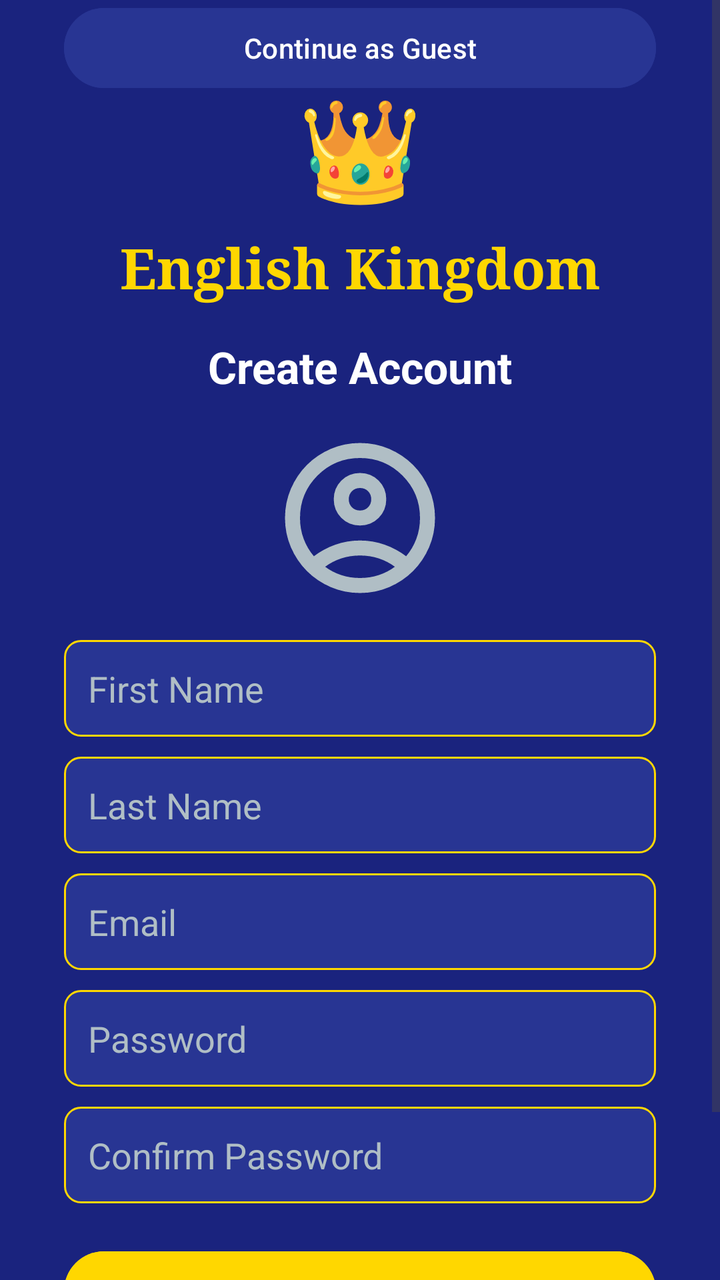
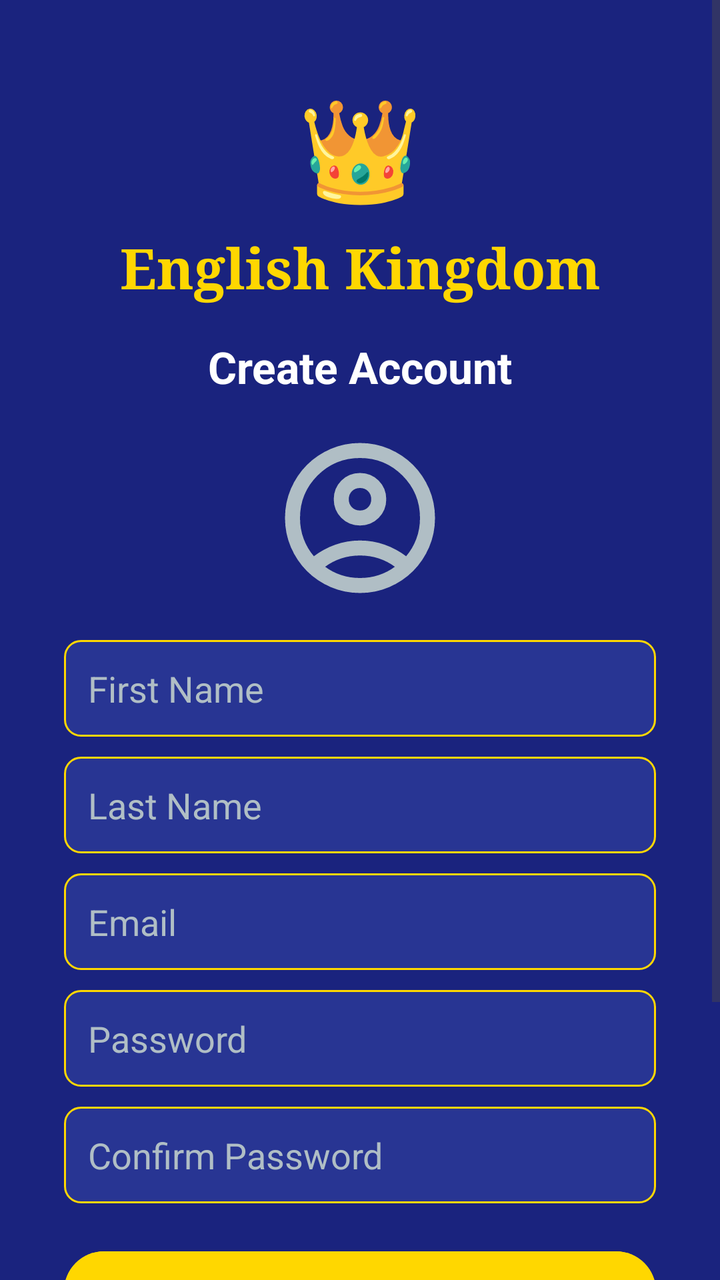

Compare the two renders of this Android layout. The source of the first and the diff that turns it into the second are given below.
<!-- AndroidManifest.xml: application theme Theme.EnglishKingdom -->
<!-- res/layout/activity_register.xml -->
<?xml version="1.0" encoding="utf-8"?>
<ScrollView
    xmlns:android="http://schemas.android.com/apk/res/android"
    xmlns:app="http://schemas.android.com/apk/res-auto"
    xmlns:tools="http://schemas.android.com/tools"
    android:layout_width="match_parent"
    android:layout_height="match_parent"
    android:background="#1A237E">

    <androidx.constraintlayout.widget.ConstraintLayout
        android:layout_width="match_parent"
        android:layout_height="wrap_content"
        android:paddingBottom="32dp">

        
        <TextView
            android:id="@+id/tvCrown"
            android:layout_width="wrap_content"
            android:layout_height="wrap_content"
            android:text="👑"
            android:textSize="50sp"
            app:layout_constraintTop_toTopOf="parent"
            app:layout_constraintStart_toStartOf="parent"
            app:layout_constraintEnd_toEndOf="parent"
            android:layout_marginTop="40dp" />

        
        <TextView
            android:id="@+id/tvAppName"
            android:layout_width="wrap_content"
            android:layout_height="wrap_content"
            android:text="English Kingdom"
            android:textSize="28sp"
            android:textStyle="bold"
            android:textColor="#FFD700"
            android:fontFamily="serif"
            app:layout_constraintTop_toBottomOf="@id/tvCrown"
            app:layout_constraintStart_toStartOf="parent"
            app:layout_constraintEnd_toEndOf="parent"
            android:layout_marginTop="8dp" />

        
        <TextView
            android:id="@+id/tvRegisterTitle"
            android:layout_width="wrap_content"
            android:layout_height="wrap_content"
            android:text="Create Account"
            android:textSize="22sp"
            android:textColor="#FFFFFF"
            android:textStyle="bold"
            app:layout_constraintTop_toBottomOf="@id/tvAppName"
            app:layout_constraintStart_toStartOf="parent"
            app:layout_constraintEnd_toEndOf="parent"
            android:layout_marginTop="16dp" />

        
        <ImageView
            android:id="@+id/imgProfilePicture"
            android:layout_width="90dp"
            android:layout_height="90dp"
            android:src="@drawable/ic_default_avatar"
            android:scaleType="centerCrop"
            android:layout_marginTop="16dp"
            app:layout_constraintTop_toBottomOf="@id/tvRegisterTitle"
            app:layout_constraintStart_toStartOf="parent"
            app:layout_constraintEnd_toEndOf="parent" />

        
        <EditText
            android:id="@+id/etFirstName"
            android:layout_width="0dp"
            android:layout_height="wrap_content"
            android:hint="First Name"
            android:textColorHint="#B0BEC5"
            android:textColor="#FFFFFF"
            android:inputType="textPersonName"
            android:background="@drawable/input_background"
            android:padding="12dp"
            app:layout_constraintTop_toBottomOf="@id/imgProfilePicture"
            app:layout_constraintStart_toStartOf="parent"
            app:layout_constraintEnd_toEndOf="parent"
            android:layout_marginTop="16dp"
            android:layout_marginStart="32dp"
            android:layout_marginEnd="32dp" />

        
        <EditText
            android:id="@+id/etLastName"
            android:layout_width="0dp"
            android:layout_height="wrap_content"
            android:hint="Last Name"
            android:textColorHint="#B0BEC5"
            android:textColor="#FFFFFF"
            android:inputType="textPersonName"
            android:background="@drawable/input_background"
            android:padding="12dp"
            app:layout_constraintTop_toBottomOf="@id/etFirstName"
            app:layout_constraintStart_toStartOf="parent"
            app:layout_constraintEnd_toEndOf="parent"
            android:layout_marginTop="10dp"
            android:layout_marginStart="32dp"
            android:layout_marginEnd="32dp" />

        
        <EditText
            android:id="@+id/etEmail"
            android:layout_width="0dp"
            android:layout_height="wrap_content"
            android:hint="Email"
            android:textColorHint="#B0BEC5"
            android:textColor="#FFFFFF"
            android:inputType="textEmailAddress"
            android:background="@drawable/input_background"
            android:padding="12dp"
            app:layout_constraintTop_toBottomOf="@id/etLastName"
            app:layout_constraintStart_toStartOf="parent"
            app:layout_constraintEnd_toEndOf="parent"
            android:layout_marginTop="10dp"
            android:layout_marginStart="32dp"
            android:layout_marginEnd="32dp" />

        
        <EditText
            android:id="@+id/etPassword"
            android:layout_width="0dp"
            android:layout_height="wrap_content"
            android:hint="Password"
            android:textColorHint="#B0BEC5"
            android:textColor="#FFFFFF"
            android:inputType="textPassword"
            android:background="@drawable/input_background"
            android:padding="12dp"
            app:layout_constraintTop_toBottomOf="@id/etEmail"
            app:layout_constraintStart_toStartOf="parent"
            app:layout_constraintEnd_toEndOf="parent"
            android:layout_marginTop="10dp"
            android:layout_marginStart="32dp"
            android:layout_marginEnd="32dp" />

        
        <EditText
            android:id="@+id/etConfirmPassword"
            android:layout_width="0dp"
            android:layout_height="wrap_content"
            android:hint="Confirm Password"
            android:textColorHint="#B0BEC5"
            android:textColor="#FFFFFF"
            android:inputType="textPassword"
            android:background="@drawable/input_background"
            android:padding="12dp"
            app:layout_constraintTop_toBottomOf="@id/etPassword"
            app:layout_constraintStart_toStartOf="parent"
            app:layout_constraintEnd_toEndOf="parent"
            android:layout_marginTop="10dp"
            android:layout_marginStart="32dp"
            android:layout_marginEnd="32dp" />

        
        <Button
            android:id="@+id/btnRegister"
            android:layout_width="0dp"
            android:layout_height="wrap_content"
            android:text="Create Account"
            android:textColor="#1A237E"
            android:backgroundTint="#FFD700"
            android:textStyle="bold"
            android:textSize="16sp"
            app:layout_constraintTop_toBottomOf="@id/etConfirmPassword"
            app:layout_constraintStart_toStartOf="parent"
            app:layout_constraintEnd_toEndOf="parent"
            android:layout_marginTop="20dp"
            android:layout_marginStart="32dp"
            android:layout_marginEnd="32dp" />

        
        <TextView
            android:id="@+id/tvLogin"
            android:layout_width="wrap_content"
            android:layout_height="wrap_content"
            android:text="Already have an account? Login"
            android:textColor="#B0BEC5"
            android:textSize="14sp"
            app:layout_constraintTop_toBottomOf="@id/btnRegister"
            app:layout_constraintStart_toStartOf="parent"
            app:layout_constraintEnd_toEndOf="parent"
            android:layout_marginTop="16dp" />

        

        
        <Button
            android:id="@+id/btnGuest"
            android:layout_width="0dp"
            android:layout_height="wrap_content"
            android:layout_marginStart="32dp"
            android:layout_marginEnd="32dp"
            android:backgroundTint="#283593"
            android:text="Continue as Guest"
            android:textColor="#FFFFFF"
            android:textSize="14sp"
            app:layout_constraintEnd_toEndOf="parent"
            app:layout_constraintStart_toStartOf="parent"
            tools:layout_editor_absoluteY="742dp" />

    </androidx.constraintlayout.widget.ConstraintLayout>

</ScrollView>
<!-- resources referenced by this layout -->
<resources>
  <!-- drawable ic_default_avatar (drawable) -->
  <vector xmlns:android="http://schemas.android.com/apk/res/android" android:height="24dp" android:tint="#B0BEC5" android:viewportHeight="960" android:viewportWidth="960" android:width="24dp">
        
      <path android:fillColor="@android:color/white" android:pathData="M234,684Q285,645 348,622.5Q411,600 480,600Q549,600 612,622.5Q675,645 726,684Q761,643 780.5,591Q800,539 800,480Q800,347 706.5,253.5Q613,160 480,160Q347,160 253.5,253.5Q160,347 160,480Q160,539 179.5,591Q199,643 234,684ZM380.5,479.5Q340,439 340,380Q340,321 380.5,280.5Q421,240 480,240Q539,240 579.5,280.5Q620,321 620,380Q620,439 579.5,479.5Q539,520 480,520Q421,520 380.5,479.5ZM480,880Q397,880 324,848.5Q251,817 197,763Q143,709 111.5,636Q80,563 80,480Q80,397 111.5,324Q143,251 197,197Q251,143 324,111.5Q397,80 480,80Q563,80 636,111.5Q709,143 763,197Q817,251 848.5,324Q880,397 880,480Q880,563 848.5,636Q817,709 763,763Q709,817 636,848.5Q563,880 480,880ZM580,784.5Q627,769 666,740Q627,711 580,695.5Q533,680 480,680Q427,680 380,695.5Q333,711 294,740Q333,769 380,784.5Q427,800 480,800Q533,800 580,784.5ZM523,423Q540,406 540,380Q540,354 523,337Q506,320 480,320Q454,320 437,337Q420,354 420,380Q420,406 437,423Q454,440 480,440Q506,440 523,423ZM480,380Q480,380 480,380Q480,380 480,380Q480,380 480,380Q480,380 480,380Q480,380 480,380Q480,380 480,380Q480,380 480,380Q480,380 480,380ZM480,740Q480,740 480,740Q480,740 480,740Q480,740 480,740Q480,740 480,740Q480,740 480,740Q480,740 480,740Q480,740 480,740Q480,740 480,740Z"/>
      
  </vector>
  <!-- drawable input_background (drawable) -->
  <?xml version="1.0" encoding="utf-8"?>
  <shape xmlns:android="http://schemas.android.com/apk/res/android"
      android:shape="rectangle">
  
      
      <solid android:color="#283593"/>
  
      
      <corners android:radius="8dp"/>
  
      
      <stroke
          android:width="1dp"
          android:color="#FFD700"/>
  
  </shape>
  <style name="Theme.EnglishKingdom" parent="Base.Theme.EnglishKingdom" />
  <style name="Base.Theme.EnglishKingdom" parent="Theme.Material3.DayNight.NoActionBar">
          
          
      </style>
</resources>

<!-- the commit's change to res/layout/activity_register.xml (unified diff, before → after) -->
@@ -2,7 +2,6 @@
 <ScrollView
     xmlns:android="http://schemas.android.com/apk/res/android"
     xmlns:app="http://schemas.android.com/apk/res-auto"
-    xmlns:tools="http://schemas.android.com/tools"
     android:layout_width="match_parent"
     android:layout_height="match_parent"
     android:background="#1A237E">
@@ -173,6 +172,36 @@
             android:layout_marginEnd="32dp" />
 
         
+        <View
+            android:id="@+id/divider"
+            android:layout_width="0dp"
+            android:layout_height="1dp"
+            android:background="#283593"
+            android:layout_marginTop="16dp"
+            android:layout_marginStart="32dp"
+            android:layout_marginEnd="32dp"
+            app:layout_constraintTop_toBottomOf="@id/btnRegister"
+            app:layout_constraintStart_toStartOf="parent"
+            app:layout_constraintEnd_toEndOf="parent" />
+
+        
+        
+        <Button
+            android:id="@+id/btnGuest"
+            android:layout_width="0dp"
+            android:layout_height="wrap_content"
+            android:text="Continue as Guest"
+            android:textColor="#FFFFFF"
+            android:backgroundTint="#283593"
+            android:textSize="14sp"
+            app:layout_constraintTop_toBottomOf="@id/divider"
+            app:layout_constraintStart_toStartOf="parent"
+            app:layout_constraintEnd_toEndOf="parent"
+            android:layout_marginTop="16dp"
+            android:layout_marginStart="32dp"
+            android:layout_marginEnd="32dp" />
+
+        
         <TextView
             android:id="@+id/tvLogin"
             android:layout_width="wrap_content"
@@ -180,28 +209,11 @@
             android:text="Already have an account? Login"
             android:textColor="#B0BEC5"
             android:textSize="14sp"
-            app:layout_constraintTop_toBottomOf="@id/btnRegister"
+            app:layout_constraintTop_toBottomOf="@id/btnGuest"
             app:layout_constraintStart_toStartOf="parent"
             app:layout_constraintEnd_toEndOf="parent"
             android:layout_marginTop="16dp" />
 
-        
-
-        
-        <Button
-            android:id="@+id/btnGuest"
-            android:layout_width="0dp"
-            android:layout_height="wrap_content"
-            android:layout_marginStart="32dp"
-            android:layout_marginEnd="32dp"
-            android:backgroundTint="#283593"
-            android:text="Continue as Guest"
-            android:textColor="#FFFFFF"
-            android:textSize="14sp"
-            app:layout_constraintEnd_toEndOf="parent"
-            app:layout_constraintStart_toStartOf="parent"
-            tools:layout_editor_absoluteY="742dp" />
-
     </androidx.constraintlayout.widget.ConstraintLayout>
 
 </ScrollView>
